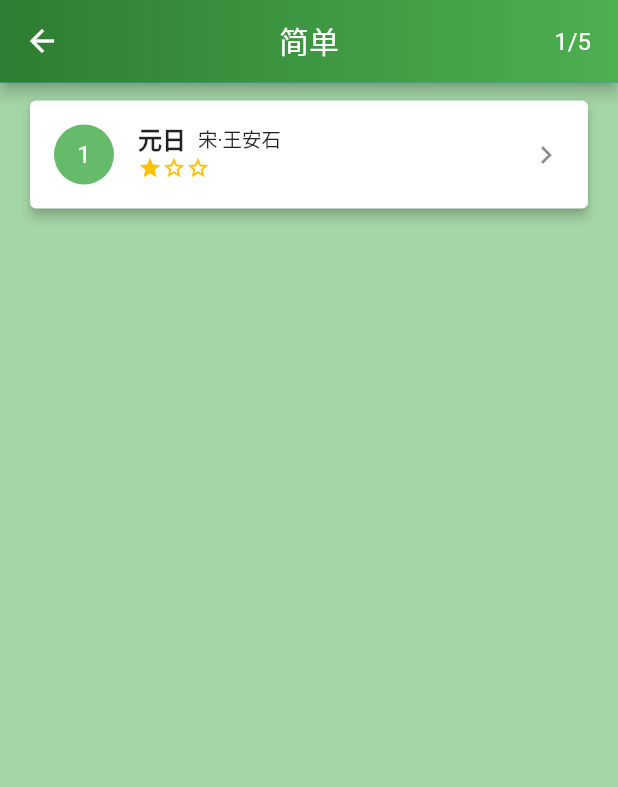
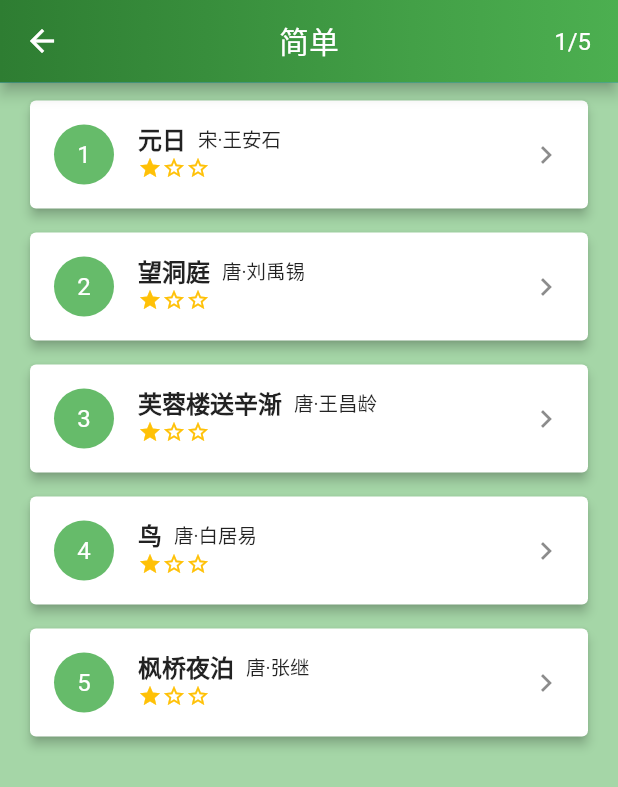
Before and after one commit to CodesAreHonest/poem-and-strings, a Flutter app: the EasyStageSelection screen opened by its route, on a phone screen of 412 x 824 dp. Shown: the top 787 px of the screen. Run offline on Flutter 3.47's test engine with Material 2 defaults, Android fonts, the phone set to English and light mode, and no system bars; our stand-ins replace flutter_redux, redux.

Commit message:
[Easy Stage / Difficult Stage] - Partially Complete

```diff
--- a/lib/app.dart
+++ b/lib/app.dart
@@ -1,13 +1,9 @@
 import "package:flutter/material.dart";
 import 'package:flutter_redux/flutter_redux.dart';
-import 'package:poem_and_strings/models/easy_stage/easy_stage_one.dart';
-import 'package:poem_and_strings/presentations/easy_stage_selection/easy_stage_selection.dart';
-import 'package:poem_and_strings/presentations/game/game.dart';
 import 'package:poem_and_strings/presentations/home/home.dart';
 import 'package:poem_and_strings/routes.dart';
 import "package:redux/redux.dart";
 import "package:poem_and_strings/models/models.dart";
-import 'package:poem_and_strings/models/stage.dart';
 
 class ReduxApp extends StatelessWidget {
   final Store<AppState> store;
@@ -18,9 +14,7 @@ class ReduxApp extends StatelessWidget {
   Widget build(BuildContext context) {
     return StoreProvider(
         store: store,
-        child: MaterialApp(
-            title: "诗词串串乐",
-            routes: Routes().routes,
-            home: EasyStageSelection()));
+        child:
+            MaterialApp(title: "诗词串串乐", routes: Routes().routes, home: Home()));
   }
 }
--- /dev/null
+++ b/lib/models/difficult_stage/difficult_stage_five.dart
@@ -0,0 +1,33 @@
+import 'package:poem_and_strings/models/character.dart';
+import 'package:poem_and_strings/models/models.dart';
+
+class EasyStageFive {
+  final List<Character> stageData = [
+    Character("月", false, false, 0),
+    Character("落", false, false, 1),
+    Character("乌", false, false, 2),
+    Character("啼", false, false, 3),
+    Character("霜", false, false, 4),
+    Character("满", false, false, 5),
+    Character("天", false, false, 6),
+    Character("江", false, false, 7),
+    Character("枫", false, false, 8),
+    Character("渔", false, false, 9),
+    Character("火", false, false, 10),
+    Character("对", false, false, 11),
+    Character("愁", false, false, 12),
+    Character("眠", false, false, 13)
+  ];
+
+  final int numOfRows = 2;
+  final int maximumSteps = 10;
+  final String stageCount = '第五关';
+  final String title = '枫桥夜泊';
+  final String dynastyWithAuthor = '唐·张继';
+  final String translation =
+      "月亮已落下乌鸦啼叫寒气满天，江边枫树与船上渔火，难抵我独自傍愁而眠。姑苏城外那寒山古寺，半夜里敲响的钟声传到了我乘坐的客船。";
+  final String background =
+      "这是一首劝诫诗。每年春天转成夏天的时候，鸟儿们正处于繁育时期，不少乡下孩子喜欢掏鸟窝、抓小鸟，甚至不少大人也在田间地头边干活边捕鸟，究其动机，仅仅是出于好玩。一幅幅鸟儿或死去或挣扎的画面让诗人惊讶恐惧，很上心。于是，诗人创作此诗，深情地呼喊与号召人们爱惜小鸟，与它们和谐共处，同时以鸟喻人，劝诫权贵尊重平民。";
+
+  EasyStageFive();
+}
--- /dev/null
+++ b/lib/models/difficult_stage/difficult_stage_four.dart
@@ -0,0 +1,33 @@
+import 'package:poem_and_strings/models/character.dart';
+import 'package:poem_and_strings/models/models.dart';
+
+class EasyStageFour {
+  final List<Character> stageData = [
+    Character("谁", false, false, 0),
+    Character("道", false, false, 1),
+    Character("群", false, false, 2),
+    Character("生", false, false, 3),
+    Character("性", false, false, 4),
+    Character("命", false, false, 5),
+    Character("微", false, false, 6),
+    Character("一", false, false, 7),
+    Character("般", false, false, 8),
+    Character("骨", false, false, 9),
+    Character("肉", false, false, 10),
+    Character("一", false, false, 11),
+    Character("般", false, false, 12),
+    Character("皮", false, false, 13)
+  ];
+
+  final int numOfRows = 2;
+  final int maximumSteps = 10;
+  final String stageCount = '第四关';
+  final String title = '鸟';
+  final String dynastyWithAuthor = '唐·白居易';
+  final String translation =
+      "谁说这群小鸟儿的生命微不足道？宇宙万物都有血有肉的皮，是一样的生命，没有孰轻孰重的道理。我劝你们不要打枝头上的鸟儿，幼鸟还在巢中等待母亲的归来，弄不好一石数命啊！";
+  final String background =
+      "这是一首劝诫诗。每年春天转成夏天的时候，鸟儿们正处于繁育时期，不少乡下孩子喜欢掏鸟窝、抓小鸟，甚至不少大人也在田间地头边干活边捕鸟，究其动机，仅仅是出于好玩。一幅幅鸟儿或死去或挣扎的画面让诗人惊讶恐惧，很上心。于是，诗人创作此诗，深情地呼喊与号召人们爱惜小鸟，与它们和谐共处，同时以鸟喻人，劝诫权贵尊重平民。";
+
+  EasyStageFour();
+}
--- /dev/null
+++ b/lib/models/difficult_stage/difficult_stage_one.dart
@@ -0,0 +1,33 @@
+import 'package:poem_and_strings/models/character.dart';
+import 'package:poem_and_strings/models/models.dart';
+
+class DifficultStageOne {
+  final List<Character> stageData = [
+    Character("千", false, false, 0),
+    Character("门", false, false, 1),
+    Character("万", false, false, 2),
+    Character("户", false, false, 3),
+    Character("曈", false, false, 4),
+    Character("曈", false, false, 5),
+    Character("日", false, false, 6),
+    Character("总", false, false, 7),
+    Character("把", false, false, 8),
+    Character("新", false, false, 9),
+    Character("桃", false, false, 10),
+    Character("换", false, false, 11),
+    Character("旧", false, false, 12),
+    Character("符", false, false, 13)
+  ];
+
+  final int numOfRows = 2;
+  final int maximumSteps = 8;
+  final String stageCount = '第一关';
+  final String title = '元日';
+  final String dynastyWithAuthor = '宋·王安石';
+  final String translation =
+      "爆竹声中旧的一年已经过去，迎着和暖的春风开怀畅饮屠苏酒。初升的太阳照耀着千家万户，都把旧的桃符取下换上新的桃符。";
+  final String background =
+      "王安石此时身为宰相,正在大刀阔斧地进行改革.所以这首诗的字里行间都洋溢着他对革除时弊、推行新法的坚定信念及乐观情绪.抒发了他春风得意踌躇满志的心情. 还能体现出他的执政态度.";
+
+  DifficultStageOne();
+}
--- /dev/null
+++ b/lib/models/difficult_stage/difficult_stage_three.dart
@@ -0,0 +1,33 @@
+import 'package:poem_and_strings/models/character.dart';
+import 'package:poem_and_strings/models/models.dart';
+
+class EasyStageThree {
+  final List<Character> stageData = [
+    Character("寒", false, false, 0),
+    Character("雨", false, false, 1),
+    Character("连", false, false, 2),
+    Character("江", false, false, 3),
+    Character("夜", false, false, 4),
+    Character("入", false, false, 5),
+    Character("吴", false, false, 6),
+    Character("平", false, false, 7),
+    Character("明", false, false, 8),
+    Character("送", false, false, 9),
+    Character("客", false, false, 10),
+    Character("楚", false, false, 11),
+    Character("山", false, false, 12),
+    Character("孤", false, false, 13)
+  ];
+
+  final int numOfRows = 2;
+  final int maximumSteps = 10;
+  final String stageCount = '第三关';
+  final String title = '芙蓉楼送辛渐';
+  final String dynastyWithAuthor = '唐·王昌龄';
+  final String translation =
+      "冷雨连夜洒遍吴地江天，清晨送走你后，独自面对着楚山离愁无限！到了洛阳，如果洛阳亲友问起我来，就请转告他们，我的心依然像玉壶里的冰那样晶莹纯洁！";
+  final String background =
+      "此诗当作于天宝元年（公元742年），王昌龄当时为江宁丞。辛渐是王昌龄的朋友，这次拟由润州渡江，取道扬州，北上洛阳。王昌龄可能陪他从江宁到润州，然后在此分手。这首诗为在江边离别时所写。";
+
+  EasyStageThree();
+}
--- /dev/null
+++ b/lib/models/difficult_stage/difficult_stage_two.dart
@@ -0,0 +1,33 @@
+import 'package:poem_and_strings/models/character.dart';
+import 'package:poem_and_strings/models/models.dart';
+
+class EasyStageTwo {
+  final List<Character> stageData = [
+    Character("遥", false, false, 0),
+    Character("望", false, false, 1),
+    Character("洞", false, false, 2),
+    Character("庭", false, false, 3),
+    Character("山", false, false, 4),
+    Character("水", false, false, 5),
+    Character("翠", false, false, 6),
+    Character("白", false, false, 7),
+    Character("银", false, false, 8),
+    Character("盘", false, false, 9),
+    Character("里", false, false, 10),
+    Character("一", false, false, 11),
+    Character("青", false, false, 12),
+    Character("螺", false, false, 13)
+  ];
+
+  final int numOfRows = 2;
+  final int maximumSteps = 10;
+  final String stageCount = '第二关';
+  final String title = '望洞庭';
+  final String dynastyWithAuthor = '唐·刘禹锡';
+  final String translation =
+      "洞庭湖的水光与秋月交相融和，水面波平浪静就好像铜镜未磨。远远望去洞庭湖山水一片翠 绿，恰似白银盘子托着青青的田螺。";
+  final String background =
+      "《望洞庭》是在长庆四年（公元824年）秋天写的，刘禹锡被贬逐南荒，二十年里来去洞庭六次。其中一次，刘禹锡要到和州做官，经过洞庭湖，观望洞庭湖的景色而写下了这首诗。";
+
+  EasyStageTwo();
+}
--- /dev/null
+++ b/lib/models/easy_stage/easy_stage_five.dart
@@ -0,0 +1,33 @@
+import 'package:poem_and_strings/models/character.dart';
+import 'package:poem_and_strings/models/models.dart';
+
+class EasyStageFive {
+  final List<Character> stageData = [
+    Character("月", false, false, 0),
+    Character("落", false, false, 1),
+    Character("乌", false, false, 2),
+    Character("啼", false, false, 3),
+    Character("霜", false, false, 4),
+    Character("满", false, false, 5),
+    Character("天", false, false, 6),
+    Character("江", false, false, 7),
+    Character("枫", false, false, 8),
+    Character("渔", false, false, 9),
+    Character("火", false, false, 10),
+    Character("对", false, false, 11),
+    Character("愁", false, false, 12),
+    Character("眠", false, false, 13)
+  ];
+
+  final int numOfRows = 2;
+  final int maximumSteps = 10;
+  final String stageCount = '第五关';
+  final String title = '枫桥夜泊';
+  final String dynastyWithAuthor = '唐·张继';
+  final String translation =
+      "月亮已落下乌鸦啼叫寒气满天，江边枫树与船上渔火，难抵我独自傍愁而眠。姑苏城外那寒山古寺，半夜里敲响的钟声传到了我乘坐的客船。";
+  final String background =
+      "这是一首劝诫诗。每年春天转成夏天的时候，鸟儿们正处于繁育时期，不少乡下孩子喜欢掏鸟窝、抓小鸟，甚至不少大人也在田间地头边干活边捕鸟，究其动机，仅仅是出于好玩。一幅幅鸟儿或死去或挣扎的画面让诗人惊讶恐惧，很上心。于是，诗人创作此诗，深情地呼喊与号召人们爱惜小鸟，与它们和谐共处，同时以鸟喻人，劝诫权贵尊重平民。";
+
+  EasyStageFive();
+}
--- /dev/null
+++ b/lib/models/easy_stage/easy_stage_four.dart
@@ -0,0 +1,33 @@
+import 'package:poem_and_strings/models/character.dart';
+import 'package:poem_and_strings/models/models.dart';
+
+class EasyStageFour {
+  final List<Character> stageData = [
+    Character("谁", false, false, 0),
+    Character("道", false, false, 1),
+    Character("群", false, false, 2),
+    Character("生", false, false, 3),
+    Character("性", false, false, 4),
+    Character("命", false, false, 5),
+    Character("微", false, false, 6),
+    Character("一", false, false, 7),
+    Character("般", false, false, 8),
+    Character("骨", false, false, 9),
+    Character("肉", false, false, 10),
+    Character("一", false, false, 11),
+    Character("般", false, false, 12),
+    Character("皮", false, false, 13)
+  ];
+
+  final int numOfRows = 2;
+  final int maximumSteps = 10;
+  final String stageCount = '第四关';
+  final String title = '鸟';
+  final String dynastyWithAuthor = '唐·白居易';
+  final String translation =
+      "谁说这群小鸟儿的生命微不足道？宇宙万物都有血有肉的皮，是一样的生命，没有孰轻孰重的道理。我劝你们不要打枝头上的鸟儿，幼鸟还在巢中等待母亲的归来，弄不好一石数命啊！";
+  final String background =
+      "这是一首劝诫诗。每年春天转成夏天的时候，鸟儿们正处于繁育时期，不少乡下孩子喜欢掏鸟窝、抓小鸟，甚至不少大人也在田间地头边干活边捕鸟，究其动机，仅仅是出于好玩。一幅幅鸟儿或死去或挣扎的画面让诗人惊讶恐惧，很上心。于是，诗人创作此诗，深情地呼喊与号召人们爱惜小鸟，与它们和谐共处，同时以鸟喻人，劝诫权贵尊重平民。";
+
+  EasyStageFour();
+}
--- /dev/null
+++ b/lib/models/easy_stage/easy_stage_three.dart
@@ -0,0 +1,33 @@
+import 'package:poem_and_strings/models/character.dart';
+import 'package:poem_and_strings/models/models.dart';
+
+class EasyStageThree {
+  final List<Character> stageData = [
+    Character("寒", false, false, 0),
+    Character("雨", false, false, 1),
+    Character("连", false, false, 2),
+    Character("江", false, false, 3),
+    Character("夜", false, false, 4),
+    Character("入", false, false, 5),
+    Character("吴", false, false, 6),
+    Character("平", false, false, 7),
+    Character("明", false, false, 8),
+    Character("送", false, false, 9),
+    Character("客", false, false, 10),
+    Character("楚", false, false, 11),
+    Character("山", false, false, 12),
+    Character("孤", false, false, 13)
+  ];
+
+  final int numOfRows = 2;
+  final int maximumSteps = 10;
+  final String stageCount = '第三关';
+  final String title = '芙蓉楼送辛渐';
+  final String dynastyWithAuthor = '唐·王昌龄';
+  final String translation =
+      "冷雨连夜洒遍吴地江天，清晨送走你后，独自面对着楚山离愁无限！到了洛阳，如果洛阳亲友问起我来，就请转告他们，我的心依然像玉壶里的冰那样晶莹纯洁！";
+  final String background =
+      "此诗当作于天宝元年（公元742年），王昌龄当时为江宁丞。辛渐是王昌龄的朋友，这次拟由润州渡江，取道扬州，北上洛阳。王昌龄可能陪他从江宁到润州，然后在此分手。这首诗为在江边离别时所写。";
+
+  EasyStageThree();
+}
--- /dev/null
+++ b/lib/models/easy_stage/easy_stage_two.dart
@@ -0,0 +1,33 @@
+import 'package:poem_and_strings/models/character.dart';
+import 'package:poem_and_strings/models/models.dart';
+
+class EasyStageTwo {
+  final List<Character> stageData = [
+    Character("遥", false, false, 0),
+    Character("望", false, false, 1),
+    Character("洞", false, false, 2),
+    Character("庭", false, false, 3),
+    Character("山", false, false, 4),
+    Character("水", false, false, 5),
+    Character("翠", false, false, 6),
+    Character("白", false, false, 7),
+    Character("银", false, false, 8),
+    Character("盘", false, false, 9),
+    Character("里", false, false, 10),
+    Character("一", false, false, 11),
+    Character("青", false, false, 12),
+    Character("螺", false, false, 13)
+  ];
+
+  final int numOfRows = 2;
+  final int maximumSteps = 10;
+  final String stageCount = '第二关';
+  final String title = '望洞庭';
+  final String dynastyWithAuthor = '唐·刘禹锡';
+  final String translation =
+      "洞庭湖的水光与秋月交相融和，水面波平浪静就好像铜镜未磨。远远望去洞庭湖山水一片翠 绿，恰似白银盘子托着青青的田螺。";
+  final String background =
+      "《望洞庭》是在长庆四年（公元824年）秋天写的，刘禹锡被贬逐南荒，二十年里来去洞庭六次。其中一次，刘禹锡要到和州做官，经过洞庭湖，观望洞庭湖的景色而写下了这首诗。";
+
+  EasyStageTwo();
+}
--- a/lib/presentations/easy_stage_selection/easy_stage_selection.dart
+++ b/lib/presentations/easy_stage_selection/easy_stage_selection.dart
@@ -1,5 +1,9 @@
 import "package:flutter/material.dart";
 import 'package:poem_and_strings/models/easy_stage/easy_stage_one.dart';
+import 'package:poem_and_strings/models/easy_stage/easy_stage_two.dart';
+import 'package:poem_and_strings/models/easy_stage/easy_stage_three.dart';
+import 'package:poem_and_strings/models/easy_stage/easy_stage_four.dart';
+import 'package:poem_and_strings/models/easy_stage/easy_stage_five.dart';
 import 'widgets/appbar.dart';
 import 'widgets/easy_stage.dart';
 
@@ -13,7 +17,11 @@ class EasyStageSelection extends StatelessWidget {
           padding: const EdgeInsets.symmetric(vertical: 8.0, horizontal: 16.0),
           child: ListView(
             children: <Widget>[
-              EasyStage(stage: EasyStageOne(), starRating: 1, level: 1)
+              EasyStage(stage: EasyStageOne(), starRating: 1, level: 1),
+              EasyStage(stage: EasyStageTwo(), starRating: 1, level: 2),
+              EasyStage(stage: EasyStageThree(), starRating: 1, level: 3),
+              EasyStage(stage: EasyStageFour(), starRating: 1, level: 4),
+              EasyStage(stage: EasyStageFive(), starRating: 1, level: 5)
             ],
           )),
     );
```
